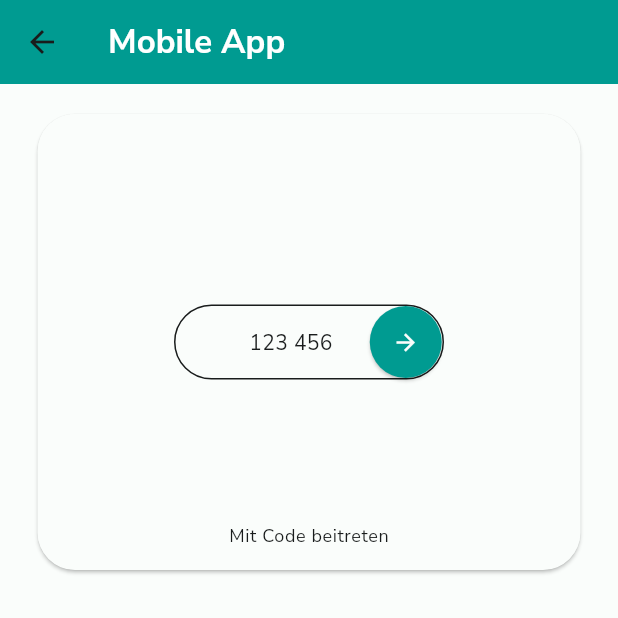
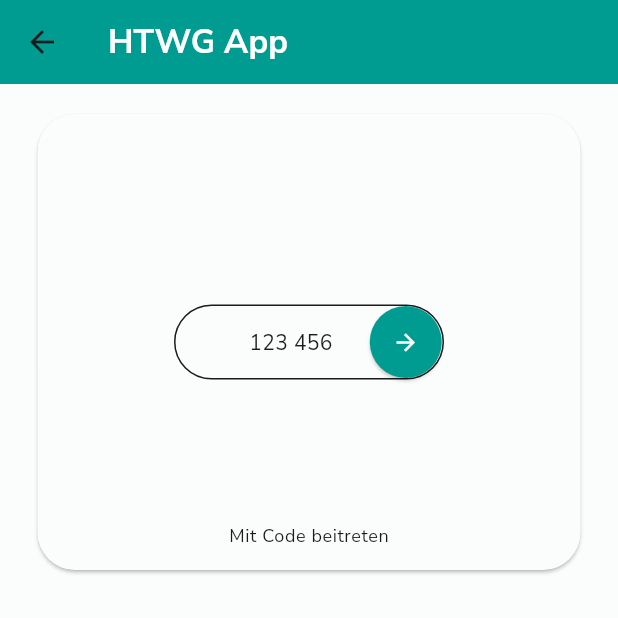
Before and after one commit to msi-se/mobile-learning-app, a Flutter app: the MainPage screen opened by its route, item 2 of the bottom bar chosen, on a phone screen of 412 x 824 dp, the top half of it. Run offline on Flutter 3.47's test engine with Material 3 defaults, Android fonts, the phone set to English and light mode, and no system bars; our stand-ins replace flutter_svg, jwt_decoder, shared_preferences; accounts and stored records are empty; network calls fail.

Commit message:
same styles on all AppBars

```diff
--- a/frontend/lib/pages/feedback/attend_feedback_page.dart
+++ b/frontend/lib/pages/feedback/attend_feedback_page.dart
@@ -147,7 +147,9 @@ class _AttendFeedbackPageState extends State<AttendFeedbackPage> {
 
     return Scaffold(
       appBar: AppBar(
-        title: Text(_form.name),
+        title: Text(_form.name,
+            style: const TextStyle(
+                color: Colors.white, fontWeight: FontWeight.bold)),
         backgroundColor: colors.primary,
       ),
       body: SingleChildScrollView(
--- a/frontend/lib/pages/main_page.dart
+++ b/frontend/lib/pages/main_page.dart
@@ -29,7 +29,7 @@ class _MainPageState extends State<MainPage> {
       appBar: AppBar(
         backgroundColor: Theme.of(context).colorScheme.primary,
         title: const Text(
-          "Mobile App",
+          "HTWG App",
           style: TextStyle(
             color: Colors.white,
             fontWeight: FontWeight.bold
```
Also changed, not shown: frontend/lib/pages/feedback/choose_feedback_page.dart (+8 -4 lines), frontend/lib/pages/feedback/feedback_result_page.dart (+6 -2 lines).
